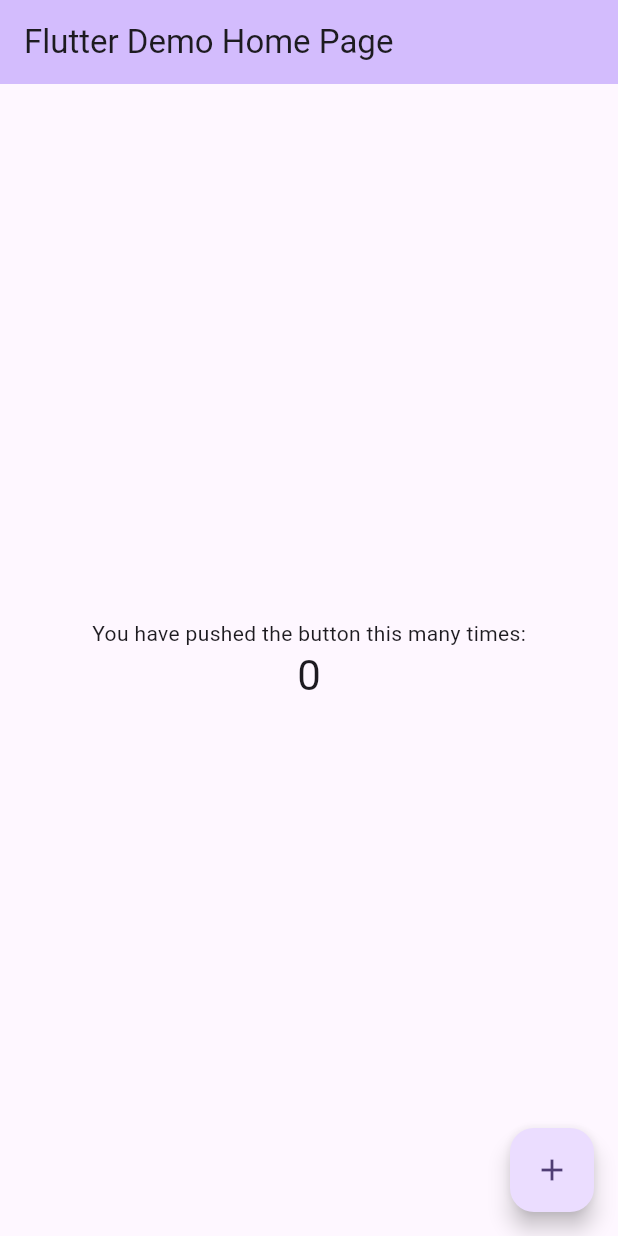
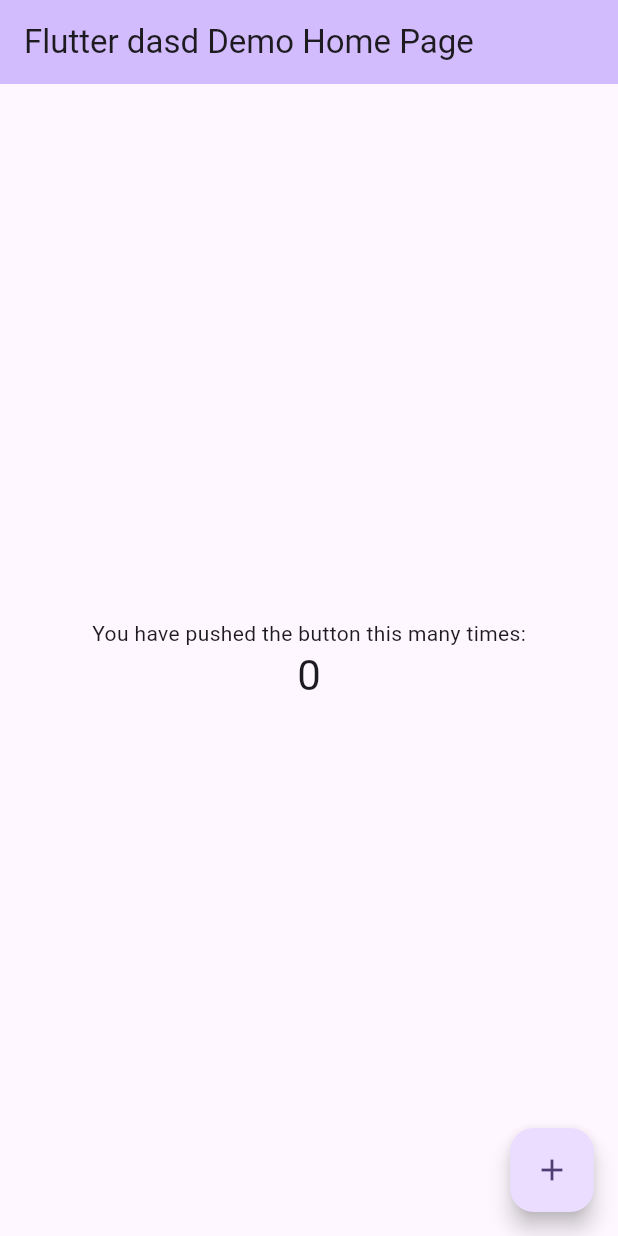
Before and after one commit to imwa5i7/demo_rep, a Flutter app: the screen it shows after launch, on a phone screen of 412 x 824 dp. Run offline on Flutter 3.47's test engine with Material 3 defaults, Android fonts, the phone set to English and light mode, and no system bars.

Commit message:
title changed

```diff
--- a/lib/main.dart
+++ b/lib/main.dart
@@ -31,7 +31,7 @@ class MyApp extends StatelessWidget {
         colorScheme: ColorScheme.fromSeed(seedColor: Colors.deepPurple),
         useMaterial3: true,
       ),
-      home: const MyHomePage(title: 'Flutter Demo Home Page'),
+      home: const MyHomePage(title: 'Flutter dasd Demo Home Page'),
     );
   }
 }
```
